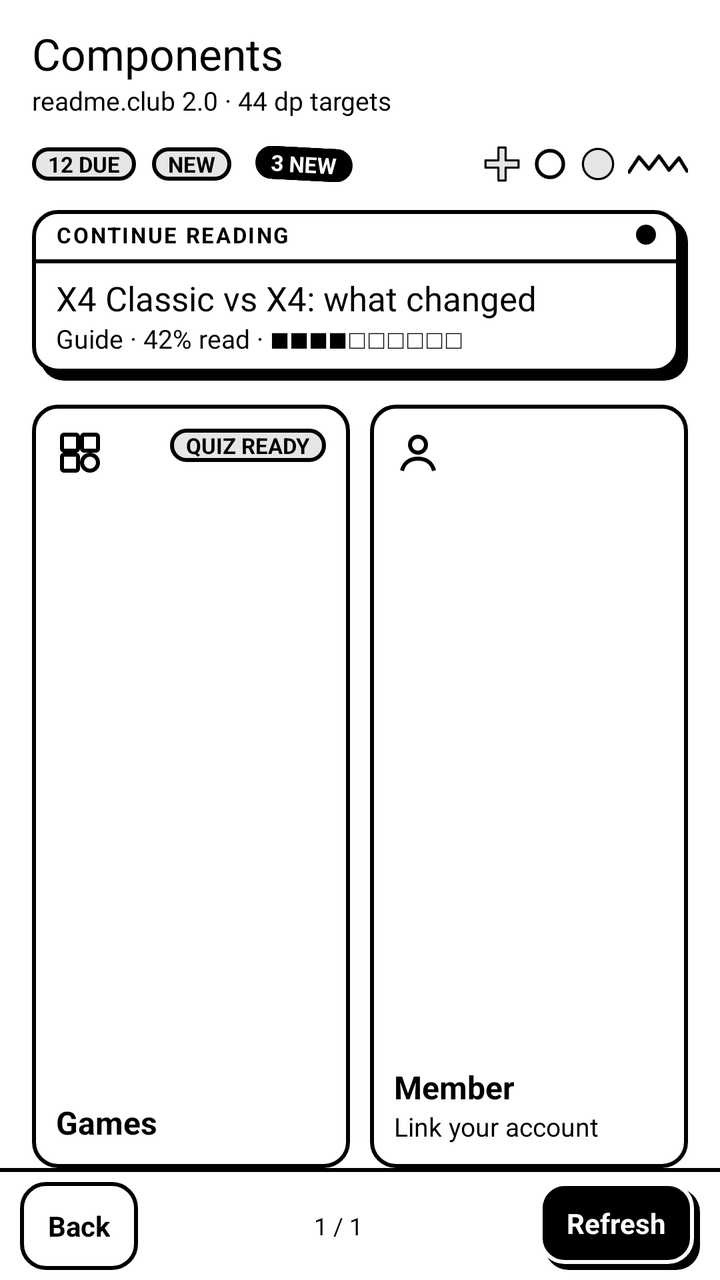
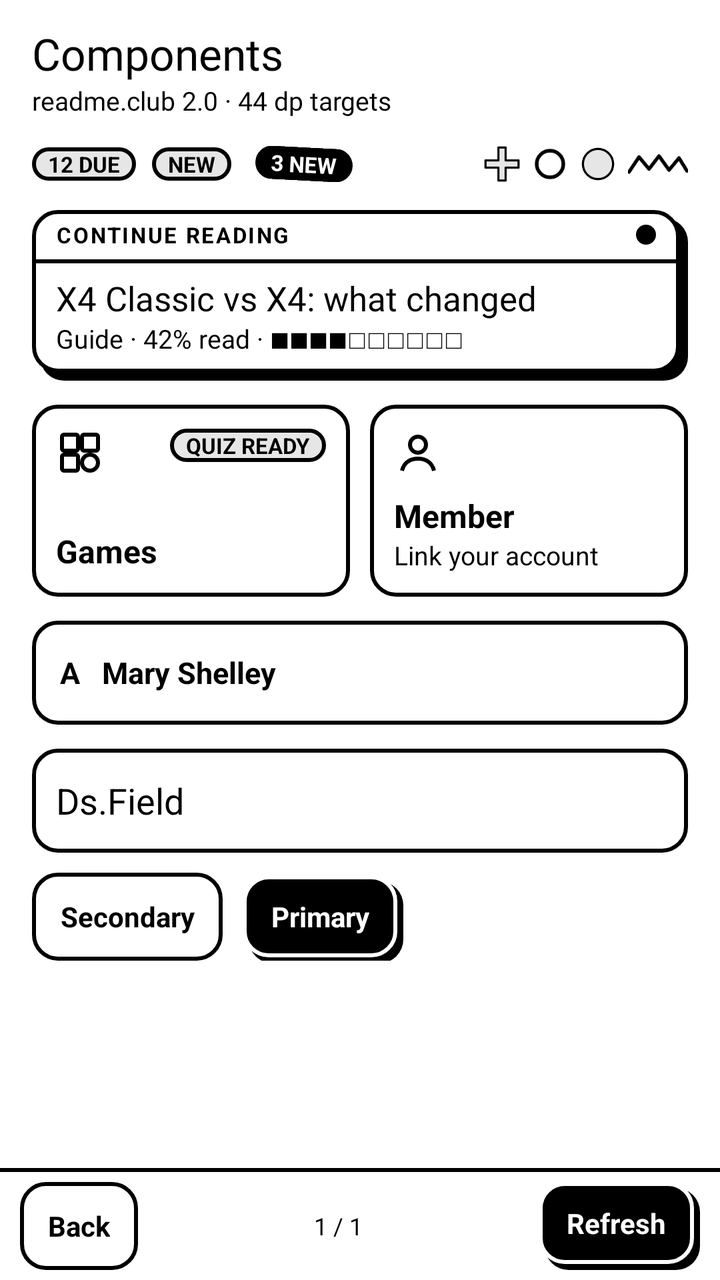

Screens rendered from an Android XML layout before and after an edit, with the pre-edit source and the edit as a unified diff.
<!-- AndroidManifest.xml: application theme AppTheme -->
<!-- res/layout/ds_components.xml -->
<?xml version="1.0" encoding="utf-8"?>
<FrameLayout xmlns:android="http://schemas.android.com/apk/res/android"
    android:layout_width="match_parent"
    android:layout_height="match_parent"
    android:background="@color/ds_paper">

    <LinearLayout
        android:layout_width="match_parent"
        android:layout_height="match_parent"
        android:orientation="vertical">

        <LinearLayout
            android:layout_width="match_parent"
            android:layout_height="0dp"
            android:layout_weight="1"
            android:orientation="vertical"
            android:paddingLeft="@dimen/ds_gutter"
            android:paddingTop="12dp"
            android:paddingRight="@dimen/ds_gutter">

            <TextView style="@style/Ds.Title" android:text="Components" />

            <TextView style="@style/Ds.Mono" android:text="readme.club 2.0 · 44 dp targets" />

            <LinearLayout
                android:layout_width="match_parent"
                android:layout_height="wrap_content"
                android:layout_marginTop="14dp"
                android:gravity="center_vertical"
                android:orientation="horizontal">

                <TextView style="@style/Ds.Pill" android:text="12 due" />

                <TextView style="@style/Ds.Pill" android:layout_marginLeft="8dp" android:text="New" />

                <TextView style="@style/Ds.Sticker" android:layout_marginLeft="12dp" android:text="3 new" />

                <View android:layout_width="0dp" android:layout_height="0dp" android:layout_weight="1" />

                
                <ImageView android:layout_width="18dp" android:layout_height="18dp" android:importantForAccessibility="no" android:src="@drawable/ds_deco_plus" />

                <ImageView android:layout_width="18dp" android:layout_height="18dp" android:layout_marginLeft="6dp" android:importantForAccessibility="no" android:src="@drawable/ds_deco_ring" />

                <ImageView android:layout_width="18dp" android:layout_height="18dp" android:layout_marginLeft="6dp" android:importantForAccessibility="no" android:src="@drawable/ds_deco_circle" />

                <ImageView android:layout_width="30dp" android:layout_height="10dp" android:layout_marginLeft="6dp" android:importantForAccessibility="no" android:src="@drawable/ds_deco_zigzag" />
            </LinearLayout>

            
            <LinearLayout
                android:layout_width="match_parent"
                android:layout_height="wrap_content"
                android:layout_marginTop="14dp"
                android:background="@drawable/ds_card"
                android:clickable="true"
                android:focusable="true"
                android:orientation="vertical"
                android:paddingRight="4dp"
                android:paddingBottom="4dp">

                <LinearLayout
                    android:layout_width="match_parent"
                    android:layout_height="wrap_content"
                    android:gravity="center_vertical"
                    android:orientation="horizontal"
                    android:paddingLeft="12dp"
                    android:paddingTop="5dp"
                    android:paddingRight="12dp"
                    android:paddingBottom="5dp">

                    <TextView style="@style/Ds.Label" android:layout_width="0dp" android:layout_weight="1"
                        android:duplicateParentState="true" android:textColor="@color/ds_on_button" android:text="Continue reading" />

                    <View android:layout_width="10dp" android:layout_height="10dp" android:background="@drawable/ds_dot" />
                </LinearLayout>

                <View style="@style/Divider" />

                <LinearLayout
                    android:layout_width="match_parent"
                    android:layout_height="wrap_content"
                    android:orientation="vertical"
                    android:paddingLeft="12dp"
                    android:paddingTop="6dp"
                    android:paddingRight="12dp"
                    android:paddingBottom="8dp">

                    <TextView style="@style/Ds.Title" android:duplicateParentState="true" android:textColor="@color/ds_on_button"
                        android:textSize="17sp" android:text="X4 Classic vs X4: what changed" />

                    <TextView style="@style/Ds.Mono" android:duplicateParentState="true" android:textColor="@color/ds_on_button"
                        android:text="Guide · 42% read · ■■■■□□□□□□" />
                </LinearLayout>
            </LinearLayout>

            <LinearLayout
                android:layout_width="match_parent"
                android:layout_height="wrap_content"
                android:layout_marginTop="12dp"
                android:baselineAligned="false"
                android:minHeight="84dp"
                android:orientation="horizontal">

                
                <LinearLayout
                    style="@style/Ds.Tile"
                    android:layout_width="0dp"
                    android:layout_height="match_parent"
                    android:layout_weight="1"
                    android:orientation="vertical">

                    <LinearLayout
                        android:layout_width="match_parent"
                        android:layout_height="wrap_content"
                        android:orientation="horizontal">

                        <ImageView android:layout_width="24dp" android:layout_height="24dp" android:duplicateParentState="true"
                            android:importantForAccessibility="no" android:src="@drawable/ds_icon_games" android:tint="@color/ds_on_button" />

                        <View android:layout_width="0dp" android:layout_height="0dp" android:layout_weight="1" />

                        <TextView style="@style/Ds.Pill" android:text="Quiz ready" />
                    </LinearLayout>

                    <View android:layout_width="0dp" android:layout_height="0dp" android:layout_weight="1" />

                    <TextView style="@style/Ds.Text" android:textStyle="bold" android:duplicateParentState="true"
                        android:textColor="@color/ds_on_button" android:text="Games" />
                </LinearLayout>

                <LinearLayout
                    style="@style/Ds.Tile"
                    android:layout_width="0dp"
                    android:layout_height="match_parent"
                    android:layout_marginLeft="10dp"
                    android:layout_weight="1"
                    android:orientation="vertical">

                    <ImageView android:layout_width="24dp" android:layout_height="24dp" android:duplicateParentState="true"
                        android:importantForAccessibility="no" android:src="@drawable/ds_icon_member" android:tint="@color/ds_on_button" />

                    <View android:layout_width="0dp" android:layout_height="0dp" android:layout_weight="1" />

                    <TextView style="@style/Ds.Text" android:textStyle="bold" android:duplicateParentState="true"
                        android:textColor="@color/ds_on_button" android:text="Member" />

                    <TextView style="@style/Ds.Text" android:duplicateParentState="true" android:textSize="13sp"
                        android:textColor="@color/ds_on_button" android:text="Link your account" />
                </LinearLayout>
            </LinearLayout>

            <TextView style="@style/Ds.Choice" android:layout_marginTop="12dp" android:text="A   Mary Shelley" />

            <EditText style="@style/Ds.Field" android:layout_marginTop="12dp" android:hint="Ds.Field" android:inputType="text" />

            <LinearLayout
                android:layout_width="match_parent"
                android:layout_height="wrap_content"
                android:layout_marginTop="10dp"
                android:orientation="horizontal">

                <TextView style="@style/Ds.Button" android:text="Secondary" />

                <TextView style="@style/Ds.Button.Primary" android:layout_marginLeft="10dp" android:text="Primary" />
            </LinearLayout>

        </LinearLayout>

        <LinearLayout style="@style/Ds.Bar">

            <TextView android:id="@+id/back" style="@style/Ds.Button" android:text="@string/back" />

            <TextView style="@style/Ds.BarStatus" android:text="1 / 1" />

            <TextView android:id="@+id/refresh" style="@style/Ds.Button.Primary" android:text="Refresh" />
        </LinearLayout>
    </LinearLayout>

    <View
        android:id="@+id/flash"
        android:layout_width="match_parent"
        android:layout_height="match_parent"
        android:visibility="gone" />
</FrameLayout>
<!-- resources referenced by this layout -->
<resources>
  <color name="ds_paper">#FFFFFF</color>
  <dimen name="ds_gutter">16dp</dimen>
  <!-- drawable ds_dot (drawable) -->
  <?xml version="1.0" encoding="utf-8"?>
  <shape xmlns:android="http://schemas.android.com/apk/res/android" android:shape="oval">
      <solid android:color="@color/ds_ink" />
      <stroke android:width="@dimen/ds_border" android:color="@color/ds_ink" />
  </shape>
  <string name="back">Back</string>
  <style name="Divider">
          <item name="android:layout_width">match_parent</item>
          <item name="android:layout_height">@dimen/ds_border</item>
          <item name="android:background">@color/ds_ink</item>
      </style>
  <style name="Ds.BarStatus" parent="Ds.Mono">
          <item name="android:layout_width">0dp</item>
          <item name="android:layout_weight">1</item>
          <item name="android:gravity">center</item>
          <item name="android:textSize">12sp</item>
      </style>
  <style name="Ds.Button.Primary">
          
          <item name="android:paddingRight">17dp</item>
          <item name="android:paddingBottom">3dp</item>
          <item name="android:textColor">@color/ds_paper</item>
          <item name="android:background">@drawable/ds_button_primary</item>
      </style>
  <style name="Ds.Choice" parent="Ds.Button">
          <item name="android:layout_width">match_parent</item>
          <item name="android:layout_height">@dimen/ds_choice</item>
          <item name="android:gravity">center_vertical</item>
          <item name="android:textSize">15sp</item>
      </style>
  <style name="Ds.Sticker" parent="Ds.Pill">
          <item name="android:background">@drawable/ds_sticker</item>
          <item name="android:textColor">@color/ds_paper</item>
          <item name="android:rotation">3</item>
      </style>
  <style name="Ds.Text">
          <item name="android:layout_width">match_parent</item>
          <item name="android:layout_height">wrap_content</item>
          <item name="android:textSize">16sp</item>
          <item name="android:lineSpacingMultiplier">1.2</item>
          <item name="android:textColor">@color/ds_ink</item>
      </style>
  <style name="Ds.Tile">
          <item name="android:background">@drawable/ds_button</item>
          <item name="android:padding">12dp</item>
          <item name="android:clickable">true</item>
          <item name="android:focusable">true</item>
      </style>
  <!-- drawable ds_shape_ink (drawable) -->
  <?xml version="1.0" encoding="utf-8"?>
  <shape xmlns:android="http://schemas.android.com/apk/res/android">
      <solid android:color="@color/ds_ink" />
      <corners android:radius="@dimen/ds_radius" />
  </shape>
  <dimen name="ds_border">2dp</dimen>
  <color name="ds_ink">#000000</color>
  <dimen name="ds_radius">12dp</dimen>
  <color name="ds_soft">#E6E6E6</color>
  <dimen name="ds_bar">56dp</dimen>
  <!-- drawable ds_bar (drawable) -->
  <?xml version="1.0" encoding="utf-8"?>
  <layer-list xmlns:android="http://schemas.android.com/apk/res/android">
      <item><shape><solid android:color="@color/ds_ink" /></shape></item>
      <item android:top="@dimen/ds_border"><shape><solid android:color="@color/ds_paper" /></shape></item>
  </layer-list>
  <dimen name="ds_touch">44dp</dimen>
  <dimen name="ds_choice">52dp</dimen>
  <!-- drawable ds_pill (drawable) -->
  <?xml version="1.0" encoding="utf-8"?>
  <shape xmlns:android="http://schemas.android.com/apk/res/android">
      <solid android:color="@color/ds_soft" />
      <stroke android:width="@dimen/ds_border" android:color="@color/ds_ink" />
      <corners android:radius="999dp" />
  </shape>
  <!-- drawable ds_sticker (drawable) -->
  <?xml version="1.0" encoding="utf-8"?>
  <shape xmlns:android="http://schemas.android.com/apk/res/android">
      <solid android:color="@color/ds_ink" />
      <stroke android:width="@dimen/ds_border" android:color="@color/ds_ink" />
      <corners android:radius="999dp" />
  </shape>
  <!-- unchanged entries left out for length: 17 -->
</resources>

<!-- the commit's change to res/layout/ds_components.xml (unified diff, before → after) -->
@@ -99,14 +99,13 @@
                 android:layout_height="wrap_content"
                 android:layout_marginTop="12dp"
                 android:baselineAligned="false"
-                android:minHeight="84dp"
                 android:orientation="horizontal">
 
                 
                 <LinearLayout
                     style="@style/Ds.Tile"
                     android:layout_width="0dp"
-                    android:layout_height="match_parent"
+                    android:layout_height="96dp"
                     android:layout_weight="1"
                     android:orientation="vertical">
 
@@ -132,7 +131,7 @@
                 <LinearLayout
                     style="@style/Ds.Tile"
                     android:layout_width="0dp"
-                    android:layout_height="match_parent"
+                    android:layout_height="96dp"
                     android:layout_marginLeft="10dp"
                     android:layout_weight="1"
                     android:orientation="vertical">
